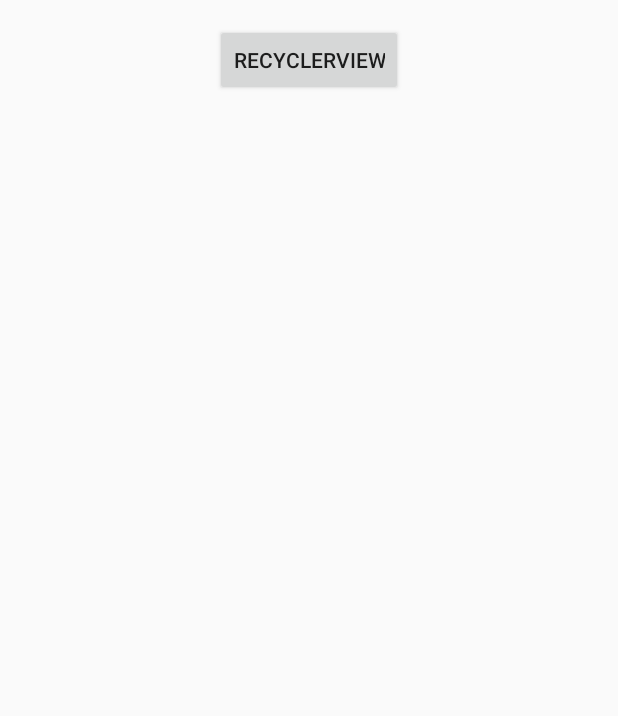
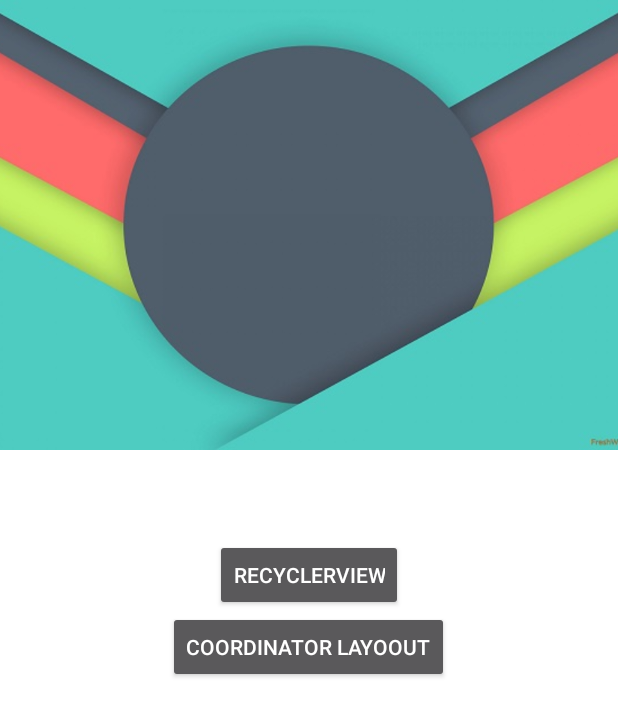
Before and after one commit to mdg-iitr-archive/LectureAssignments, an Android app: the layout activity_main.xml on its own in the app's theme, with its tools: preview values and no code run, on a phone screen of 412 x 824 dp. Shown: the top 716 px of the screen. Run offline under Robolectric (Android 15) with nearby library versions, the light colour scheme and no system bars.

Commit message:
adding coordinative layout

```diff
--- a/app/src/main/AndroidManifest.xml
+++ b/app/src/main/AndroidManifest.xml
@@ -7,7 +7,7 @@
         android:icon="@mipmap/ic_launcher"
         android:label="@string/app_name"
         android:supportsRtl="true"
-        android:theme="@style/AppTheme">
+        android:theme="@style/CustomTheme">
         <activity android:name=".activities.MainActivity">
             <intent-filter>
                 <action android:name="android.intent.action.MAIN" />
@@ -15,7 +15,8 @@
                 <category android:name="android.intent.category.LAUNCHER" />
             </intent-filter>
         </activity>
-        <activity android:name=".activities.RecyclerViewActivity"></activity>
+        <activity android:name=".activities.RecyclerViewActivity" />
+        <activity android:name=".activities.CoordinatorLayoutActivity"></activity>
     </application>
 
 </manifest>
--- a/app/src/main/res/layout/activity_main.xml
+++ b/app/src/main/res/layout/activity_main.xml
@@ -1,19 +1,79 @@
 <?xml version="1.0" encoding="utf-8"?>
-<LinearLayout xmlns:android="http://schemas.android.com/apk/res/android"
+<android.support.design.widget.CoordinatorLayout xmlns:android="http://schemas.android.com/apk/res/android"
+    xmlns:app="http://schemas.android.com/apk/res-auto"
     xmlns:tools="http://schemas.android.com/tools"
     android:id="@+id/activity_main"
     android:layout_width="match_parent"
     android:layout_height="match_parent"
-    android:paddingBottom="@dimen/activity_vertical_margin"
-    android:paddingLeft="@dimen/activity_horizontal_margin"
-    android:paddingRight="@dimen/activity_horizontal_margin"
-    android:paddingTop="@dimen/activity_vertical_margin"
-    android:orientation="vertical"
+    android:background="@android:color/background_light"
+    android:fitsSystemWindows="true"
     tools:context="com.sdsmdg.hareshkh.lectureassignment.activities.MainActivity">
-    <Button
-        android:layout_width="wrap_content"
-        android:layout_height="wrap_content"
-        android:layout_gravity="center"
-        android:text="RecyclerView"
-        android:id="@+id/recycler_view_btn"/>
-</LinearLayout>
+
+    <android.support.design.widget.AppBarLayout
+        android:id="@+id/main.appbar"
+        android:layout_width="match_parent"
+        android:layout_height="300dp"
+        android:fitsSystemWindows="true"
+        android:theme="@style/ThemeOverlay.AppCompat.Dark.ActionBar">
+
+        <android.support.design.widget.CollapsingToolbarLayout
+            android:id="@+id/main.collapsing"
+            android:layout_width="match_parent"
+            android:layout_height="match_parent"
+            android:fitsSystemWindows="true"
+            app:contentScrim="?attr/colorPrimary"
+            app:expandedTitleMarginEnd="64dp"
+            app:expandedTitleMarginStart="48dp"
+            app:layout_scrollFlags="scroll|exitUntilCollapsed">
+
+            <ImageView
+                android:id="@+id/main.backdrop"
+                android:layout_width="match_parent"
+                android:layout_height="match_parent"
+                android:fitsSystemWindows="true"
+                android:scaleType="centerCrop"
+                android:src="@drawable/wall"
+                app:layout_collapseMode="parallax" />
+
+            <android.support.v7.widget.Toolbar
+                android:id="@+id/main_toolbar"
+                style="@style/Base.Widget.AppCompat.ActionBar.Solid"
+                android:layout_width="match_parent"
+                android:layout_height="?attr/actionBarSize" />
+        </android.support.design.widget.CollapsingToolbarLayout>
+    </android.support.design.widget.AppBarLayout>
+
+    <android.support.v4.widget.NestedScrollView
+        android:layout_width="match_parent"
+        android:layout_height="match_parent"
+        app:layout_behavior="@string/appbar_scrolling_view_behavior">
+
+        <LinearLayout
+            android:layout_width="match_parent"
+            android:layout_height="match_parent"
+            android:orientation="vertical">
+
+            <TextView
+                android:layout_width="match_parent"
+                android:layout_height="wrap_content"
+                android:lineSpacingExtra="8dp"
+                android:padding="@dimen/activity_horizontal_margin"
+                android:text="@string/app_name"
+                android:textSize="20sp" />
+
+            <Button
+                android:id="@+id/recycler_view_btn"
+                android:layout_width="wrap_content"
+                android:layout_height="wrap_content"
+                android:layout_gravity="center"
+                android:text="RecyclerView" />
+
+            <Button
+                android:id="@+id/cor_btn"
+                android:layout_width="wrap_content"
+                android:layout_height="wrap_content"
+                android:layout_gravity="center"
+                android:text="Coordinator Layoout" />
+        </LinearLayout>
+    </android.support.v4.widget.NestedScrollView>
+</android.support.design.widget.CoordinatorLayout>
--- a/app/src/main/res/values/styles.xml
+++ b/app/src/main/res/values/styles.xml
@@ -1,11 +1,10 @@
 <resources>
 
     <!-- Base application theme. -->
-    <style name="AppTheme" parent="Theme.AppCompat.Light.DarkActionBar">
-        <!-- Customize your theme here. -->
+    <style name="CustomTheme" parent="Theme.AppCompat.NoActionBar">
+        <item name="windowActionBar">false</item>
         <item name="colorPrimary">@color/colorPrimary</item>
         <item name="colorPrimaryDark">@color/colorPrimaryDark</item>
         <item name="colorAccent">@color/colorAccent</item>
     </style>
-
 </resources>
```
Also changed, not shown: app/src/main/java/com/sdsmdg/hareshkh/lectureassignment/CustomProgressBehavior.java (added, +31 -0 lines), app/src/main/java/com/sdsmdg/hareshkh/lectureassignment/activities/CoordinatorLayoutActivity.java (added, +39 -0 lines), app/src/main/res/layout/activity_coordinator_layout.xml (added, +24 -0 lines), app/src/main/res/drawable/wall.jpg (added).
